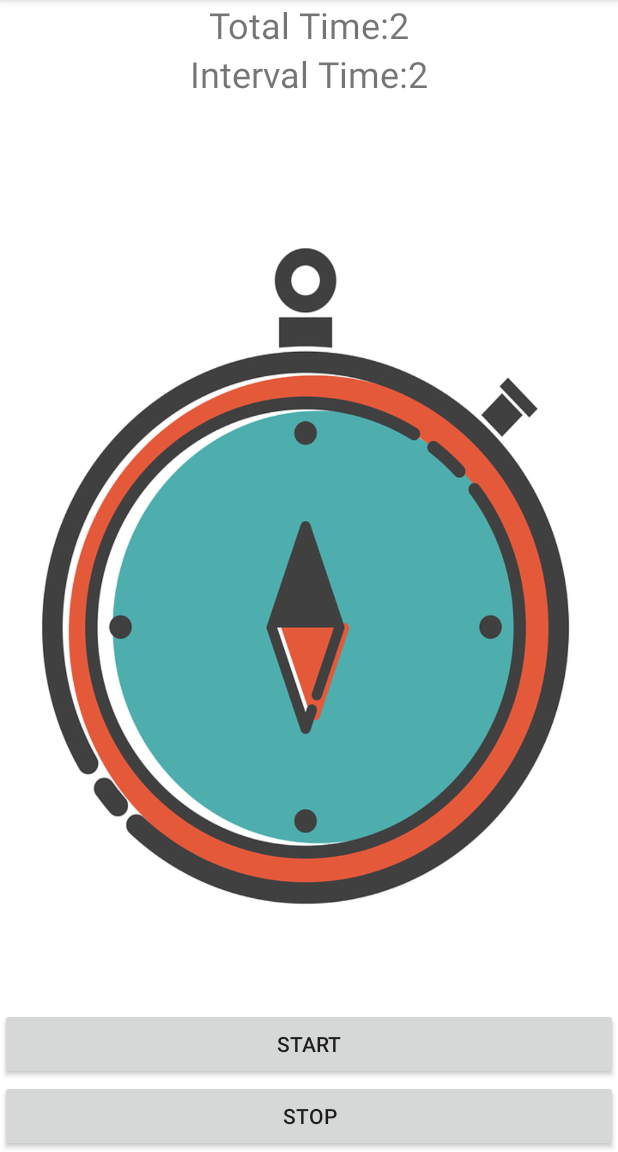
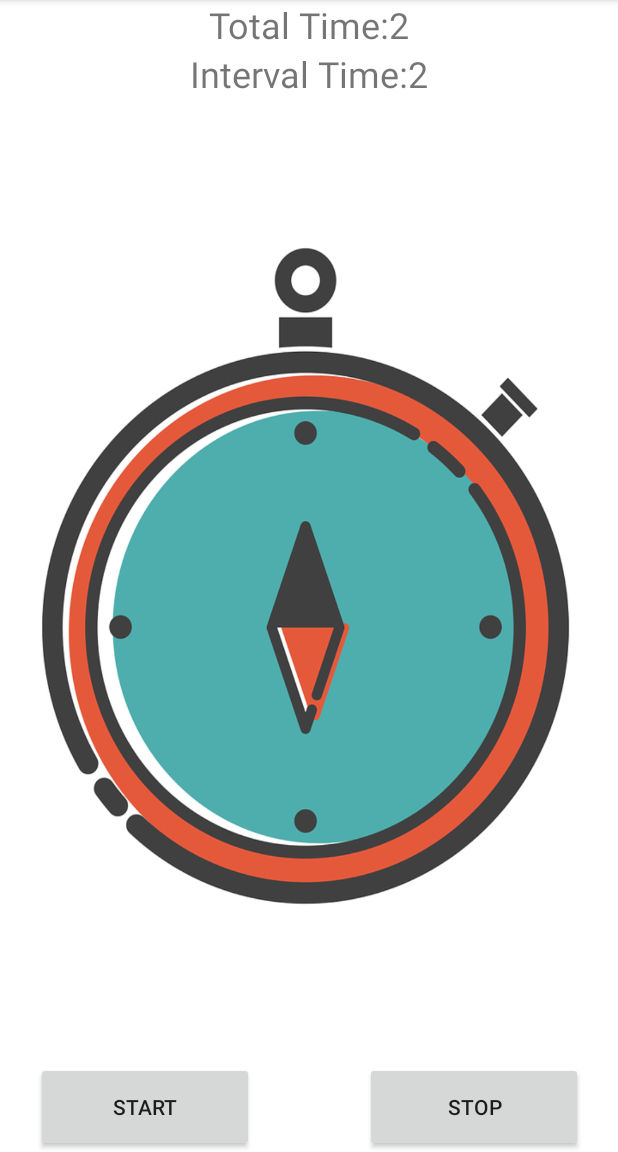
Before and after one commit to telday/interval_timer, an Android app: the screen it shows after launch (MainActivity), after a tap on "START", on a phone screen of 412 x 824 dp, the part 84-1236 px from its top. Run offline under Robolectric (Android 15) with nearby library versions, the phone set to English and light mode, and no system bars.

Commit message:
Changed Layout

```diff
--- a/app/src/main/res/layout/activity_main.xml
+++ b/app/src/main/res/layout/activity_main.xml
@@ -29,18 +29,28 @@
 
     <Button
         android:id="@+id/startButton"
-        android:layout_width="match_parent"
-        android:layout_height="wrap_content"
+        android:layout_width="145dp"
+        android:layout_height="60dp"
         android:text="@string/start"
-        app:layout_constraintBottom_toTopOf="@+id/stopButton"
-        tools:layout_editor_absoluteX="8dp" />
+        app:layout_constraintBottom_toBottomOf="parent"
+        app:layout_constraintEnd_toStartOf="@+id/space"
+        app:layout_constraintStart_toStartOf="parent" />
 
     <Button
         android:id="@+id/stopButton"
-        android:layout_width="match_parent"
-        android:layout_height="wrap_content"
+        android:layout_width="145dp"
+        android:layout_height="60dp"
         android:text="@string/stop"
         app:layout_constraintBottom_toBottomOf="parent"
-        tools:layout_editor_absoluteX="8dp" />
+        app:layout_constraintEnd_toEndOf="parent"
+        app:layout_constraintStart_toEndOf="@+id/space" />
+
+    <Space
+        android:id="@+id/space"
+        android:layout_width="27dp"
+        android:layout_height="12dp"
+        app:layout_constraintBottom_toBottomOf="parent"
+        app:layout_constraintEnd_toEndOf="parent"
+        app:layout_constraintStart_toStartOf="parent" />
 
 </android.support.constraint.ConstraintLayout>
```
